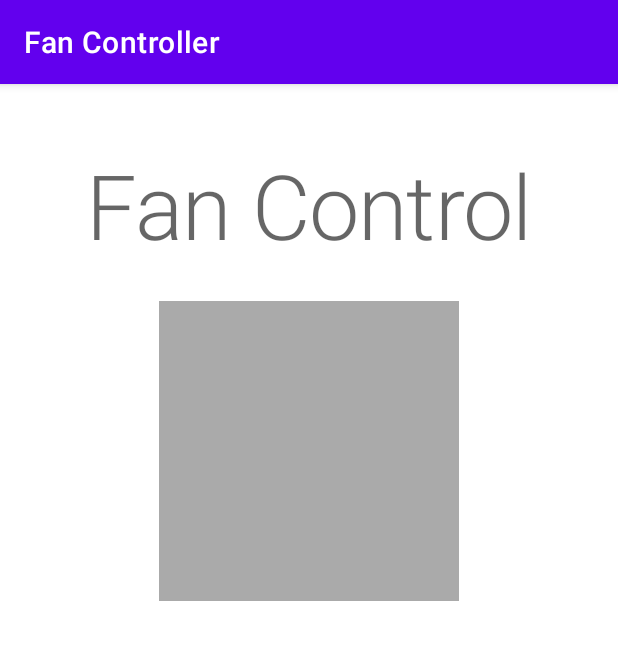
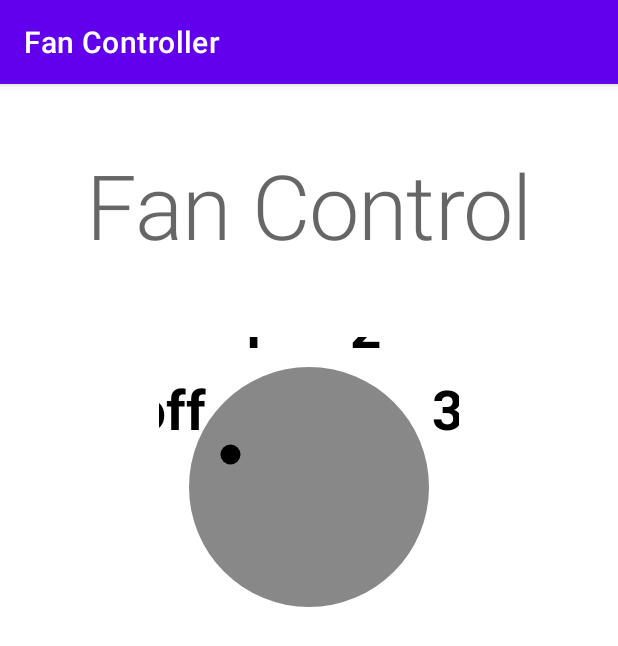
Before and after one commit to filipebezerra/fan-controller-app-android-kotlin, an Android app: the screen it shows after launch (MainActivity), on a phone screen of 412 x 824 dp. Shown: the top 646 px of the screen. Run offline under Robolectric (Android 15) with nearby library versions, the phone set to English and light mode, and no system bars; our stand-ins replace data binding, navigation-ui.

Commit message:
feat: Give life to the Dial custom view

```diff
--- a/app/src/main/java/dev/filipebezerra/android/example/fancontroller/dial/DialView.kt
+++ b/app/src/main/java/dev/filipebezerra/android/example/fancontroller/dial/DialView.kt
@@ -1,11 +1,12 @@
 package dev.filipebezerra.android.example.fancontroller.dial
 
 import android.content.Context
-import android.graphics.Paint
-import android.graphics.PointF
-import android.graphics.Typeface
+import android.graphics.*
 import android.util.AttributeSet
 import android.view.View
+import kotlin.math.cos
+import kotlin.math.min
+import kotlin.math.sin
 
 class DialView @JvmOverloads constructor(
     context: Context,
@@ -16,7 +17,7 @@ class DialView @JvmOverloads constructor(
     attrs,
     defStyleAttr
 ) {
-    // Radius of the circl
+    // Radius of the circle
     private var radius = 0.0f
     // The active speed selection
     private var fanSpeed = FanSpeed.OFF
@@ -33,4 +34,58 @@ class DialView @JvmOverloads constructor(
         private const val RADIUS_OFFSET_LABEL = 30
         private const val RADIUS_OFFSET_INDICATOR = -35
     }
+
+    // TODO extract fixed value 2.0 to a constant
+    // TODO extract fixed value 0.8 to a constant
+    override fun onSizeChanged(w: Int, h: Int, oldw: Int, oldh: Int) {
+        super.onSizeChanged(w, h, oldw, oldh)
+        radius = (min(width, height) / 2.0 * 0.8).toFloat()
+    }
+
+    override fun onDraw(canvas: Canvas?) {
+        super.onDraw(canvas)
+        canvas?.let { dialCanvas ->
+            // Set dial background color to green if selection not off
+            paint.color = if (fanSpeed == FanSpeed.OFF) Color.GRAY else Color.GREEN
+
+            // Draw the dial
+            dialCanvas.drawCircle(
+                (width / 2.0f),
+                (height / 2.0f),
+                radius,
+                paint
+            )
+
+            // Draw the indicator circle
+            val markerRadius = radius + RADIUS_OFFSET_INDICATOR
+            pointPosition.computeXYForSpeed(fanSpeed, markerRadius)
+            paint.color = Color.BLACK
+            dialCanvas.drawCircle(
+                pointPosition.x,
+                pointPosition.y,
+                (radius / 12),
+                paint
+            )
+
+            // Draw the text labels.
+            val labelRadius = radius + RADIUS_OFFSET_LABEL
+            for (l in FanSpeed.values()) {
+                pointPosition.computeXYForSpeed(l, labelRadius)
+                dialCanvas.drawText(
+                    context.getString(l.label),
+                    pointPosition.x,
+                    pointPosition.y,
+                    paint
+                )
+            }
+        }
+    }
+
+    private fun PointF.computeXYForSpeed(position: FanSpeed, radius: Float) {
+        // Angle are in radius
+        val startAngle = Math.PI * (9 / 8.0)
+        val angle = startAngle + position.ordinal * (Math.PI / 4)
+        x = (radius * cos(angle)).toFloat() + width / 2
+        y = (radius * sin(angle)).toFloat() + height / 2
+    }
 }
--- a/app/src/main/res/layout/fan_controller_fragment.xml
+++ b/app/src/main/res/layout/fan_controller_fragment.xml
@@ -12,9 +12,9 @@
             android:id="@+id/fan_controller_label_text"
             android:layout_width="wrap_content"
             android:layout_height="wrap_content"
-            android:layout_marginStart="@dimen/default_margin"
+            android:layout_marginStart="@dimen/small_spacing"
             android:layout_marginTop="@dimen/margin_top"
-            android:layout_marginEnd="@dimen/default_margin"
+            android:layout_marginEnd="@dimen/small_spacing"
             android:padding="@dimen/text_view_padding"
             android:text="@string/fan_control"
             android:textAppearance="?attr/textAppearanceHeadline2"
@@ -22,17 +22,17 @@
             app:layout_constraintRight_toRightOf="parent"
             app:layout_constraintTop_toTopOf="parent"
             />
-        <ImageView
+
+        <dev.filipebezerra.android.example.fancontroller.dial.DialView
             android:id="@+id/fan_controller_view"
             android:layout_width="200dp"
             android:layout_height="200dp"
-            android:background="@android:color/darker_gray"
             app:layout_constraintTop_toBottomOf="@+id/fan_controller_label_text"
             app:layout_constraintLeft_toLeftOf="parent"
             app:layout_constraintRight_toRightOf="parent"
-            android:layout_marginLeft="@dimen/default_margin"
-            android:layout_marginRight="@dimen/default_margin"
-            android:layout_marginTop="@dimen/default_margin"
+            android:layout_marginLeft="@dimen/small_spacing"
+            android:layout_marginRight="@dimen/small_spacing"
+            android:layout_marginTop="@dimen/larger_spacing"
             />
     </androidx.constraintlayout.widget.ConstraintLayout>
 </layout>
--- a/app/src/main/res/values/custom_view.xml
+++ b/app/src/main/res/values/custom_view.xml
@@ -1,6 +1,7 @@
 <resources>
     <dimen name="text_view_padding">16dp</dimen>
-    <dimen name="default_margin">8dp</dimen>
+    <dimen name="small_spacing">8dp</dimen>
+    <dimen name="larger_spacing">32dp</dimen>
     <dimen name="margin_top">24dp</dimen>
     <dimen name="fan_dimen">250dp</dimen>
 
```
